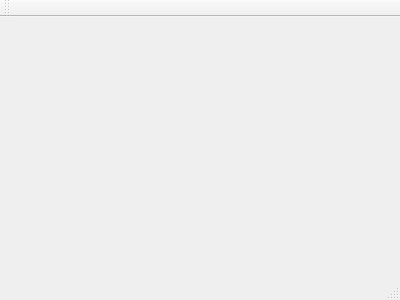
First picture: the form in Calculadora-CommandPattern/mainwindow.ui, repository caiovosilva/Design-Patterns, before the edit.
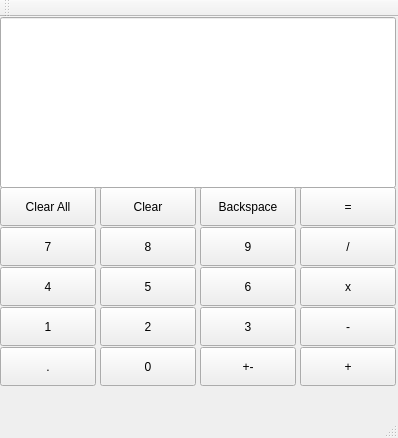
Second picture: the form after the edit.

Diff of the .ui file:
```diff
--- a/Calculadora-CommandPattern/mainwindow.ui
+++ b/Calculadora-CommandPattern/mainwindow.ui
@@ -1,24 +1,310 @@
 <ui version="4.0">
  <class>MainWindow</class>
- <widget class="QMainWindow" name="MainWindow" >
-  <property name="geometry" >
+ <widget class="QMainWindow" name="MainWindow">
+  <property name="geometry">
    <rect>
     <x>0</x>
     <y>0</y>
-    <width>400</width>
-    <height>300</height>
+    <width>398</width>
+    <height>438</height>
    </rect>
   </property>
   <property name="windowTitle" >
    <string>MainWindow</string>
   </property>
-  <widget class="QMenuBar" name="menuBar" />
-  <widget class="QToolBar" name="mainToolBar" />
-  <widget class="QWidget" name="centralWidget" />
-  <widget class="QStatusBar" name="statusBar" />
+  <widget class="QWidget" name="centralWidget">
+   <widget class="QLineEdit" name="display">
+    <property name="geometry">
+     <rect>
+      <x>0</x>
+      <y>0</y>
+      <width>396</width>
+      <height>171</height>
+     </rect>
+    </property>
+   </widget>
+   <widget class="QPushButton" name="pushButton">
+    <property name="geometry">
+     <rect>
+      <x>0</x>
+      <y>170</y>
+      <width>96</width>
+      <height>39</height>
+     </rect>
+    </property>
+    <property name="text">
+     <string>Clear All</string>
+    </property>
+   </widget>
+   <widget class="QPushButton" name="pushButton_2">
+    <property name="geometry">
+     <rect>
+      <x>100</x>
+      <y>170</y>
+      <width>96</width>
+      <height>39</height>
+     </rect>
+    </property>
+    <property name="text">
+     <string>Clear</string>
+    </property>
+   </widget>
+   <widget class="QPushButton" name="pushButton_3">
+    <property name="geometry">
+     <rect>
+      <x>200</x>
+      <y>170</y>
+      <width>96</width>
+      <height>39</height>
+     </rect>
+    </property>
+    <property name="text">
+     <string>Backspace</string>
+    </property>
+   </widget>
+   <widget class="QPushButton" name="pushButton_4">
+    <property name="geometry">
+     <rect>
+      <x>300</x>
+      <y>170</y>
+      <width>96</width>
+      <height>39</height>
+     </rect>
+    </property>
+    <property name="text">
+     <string>=</string>
+    </property>
+   </widget>
+   <widget class="QPushButton" name="pushButton_5">
+    <property name="geometry">
+     <rect>
+      <x>300</x>
+      <y>210</y>
+      <width>96</width>
+      <height>39</height>
+     </rect>
+    </property>
+    <property name="text">
+     <string>/</string>
+    </property>
+   </widget>
+   <widget class="QPushButton" name="pushButton_6">
+    <property name="geometry">
+     <rect>
+      <x>300</x>
+      <y>250</y>
+      <width>96</width>
+      <height>39</height>
+     </rect>
+    </property>
+    <property name="text">
+     <string>x</string>
+    </property>
+   </widget>
+   <widget class="QPushButton" name="pushButton_7">
+    <property name="geometry">
+     <rect>
+      <x>300</x>
+      <y>290</y>
+      <width>96</width>
+      <height>39</height>
+     </rect>
+    </property>
+    <property name="text">
+     <string>-</string>
+    </property>
+   </widget>
+   <widget class="QPushButton" name="pushButton_8">
+    <property name="geometry">
+     <rect>
+      <x>300</x>
+      <y>330</y>
+      <width>96</width>
+      <height>39</height>
+     </rect>
+    </property>
+    <property name="text">
+     <string>+</string>
+    </property>
+   </widget>
+   <widget class="QPushButton" name="changeSignButton">
+    <property name="geometry">
+     <rect>
+      <x>200</x>
+      <y>330</y>
+      <width>96</width>
+      <height>39</height>
+     </rect>
+    </property>
+    <property name="text">
+     <string>+-</string>
+    </property>
+   </widget>
+   <widget class="QPushButton" name="pushButton_10">
+    <property name="geometry">
+     <rect>
+      <x>200</x>
+      <y>210</y>
+      <width>96</width>
+      <height>39</height>
+     </rect>
+    </property>
+    <property name="text">
+     <string>9</string>
+    </property>
+   </widget>
+   <widget class="QPushButton" name="pushButton_11">
+    <property name="geometry">
+     <rect>
+      <x>200</x>
+      <y>250</y>
+      <width>96</width>
+      <height>39</height>
+     </rect>
+    </property>
+    <property name="text">
+     <string>6</string>
+    </property>
+   </widget>
+   <widget class="QPushButton" name="pushButton_12">
+    <property name="geometry">
+     <rect>
+      <x>200</x>
+      <y>290</y>
+      <width>96</width>
+      <height>39</height>
+     </rect>
+    </property>
+    <property name="text">
+     <string>3</string>
+    </property>
+   </widget>
+   <widget class="QPushButton" name="pushButton_13">
+    <property name="geometry">
+     <rect>
+      <x>100</x>
+      <y>210</y>
+      <width>96</width>
+      <height>39</height>
+     </rect>
+    </property>
+    <property name="text">
+     <string>8</string>
+    </property>
+   </widget>
+   <widget class="QPushButton" name="pushButton_14">
+    <property name="geometry">
+     <rect>
+      <x>100</x>
+      <y>250</y>
+      <width>96</width>
+      <height>39</height>
+     </rect>
+    </property>
+    <property name="text">
+     <string>5</string>
+    </property>
+   </widget>
+   <widget class="QPushButton" name="pushButton_15">
+    <property name="geometry">
+     <rect>
+      <x>100</x>
+      <y>290</y>
+      <width>96</width>
+      <height>39</height>
+     </rect>
+    </property>
+    <property name="text">
+     <string>2</string>
+    </property>
+   </widget>
+   <widget class="QPushButton" name="pushButton_16">
+    <property name="geometry">
+     <rect>
+      <x>100</x>
+      <y>330</y>
+      <width>96</width>
+      <height>39</height>
+     </rect>
+    </property>
+    <property name="text">
+     <string>0</string>
+    </property>
+   </widget>
+   <widget class="QPushButton" name="pushButton_17">
+    <property name="geometry">
+     <rect>
+      <x>0</x>
+      <y>210</y>
+      <width>96</width>
+      <height>39</height>
+     </rect>
+    </property>
+    <property name="text">
+     <string>7</string>
+    </property>
+   </widget>
+   <widget class="QPushButton" name="pushButton_18">
+    <property name="geometry">
+     <rect>
+      <x>0</x>
+      <y>250</y>
+      <width>96</width>
+      <height>39</height>
+     </rect>
+    </property>
+    <property name="text">
+     <string>4</string>
+    </property>
+   </widget>
+   <widget class="QPushButton" name="pushButton_19">
+    <property name="geometry">
+     <rect>
+      <x>0</x>
+      <y>290</y>
+      <width>96</width>
+      <height>39</height>
+     </rect>
+    </property>
+    <property name="text">
+     <string>1</string>
+    </property>
+   </widget>
+   <widget class="QPushButton" name="pushButton_20">
+    <property name="geometry">
+     <rect>
+      <x>0</x>
+      <y>330</y>
+      <width>96</width>
+      <height>39</height>
+     </rect>
+    </property>
+    <property name="text">
+     <string>.</string>
+    </property>
+   </widget>
+  </widget>
+  <widget class="QMenuBar" name="menuBar">
+   <property name="geometry">
+    <rect>
+     <x>0</x>
+     <y>0</y>
+     <width>398</width>
+     <height>30</height>
+    </rect>
+   </property>
+  </widget>
+  <widget class="QToolBar" name="mainToolBar">
+   <attribute name="toolBarArea">
+    <enum>TopToolBarArea</enum>
+   </attribute>
+   <attribute name="toolBarBreak">
+    <bool>false</bool>
+   </attribute>
+  </widget>
+  <widget class="QStatusBar" name="statusBar"/>
  </widget>
- <layoutDefault spacing="6" margin="11" />
- <pixmapfunction></pixmapfunction>
+ <layoutdefault spacing="6" margin="11"/>
  <resources/>
  <connections/>
 </ui>
```
Left out of the diff: 3 changed lines with no effect on the pictures.
